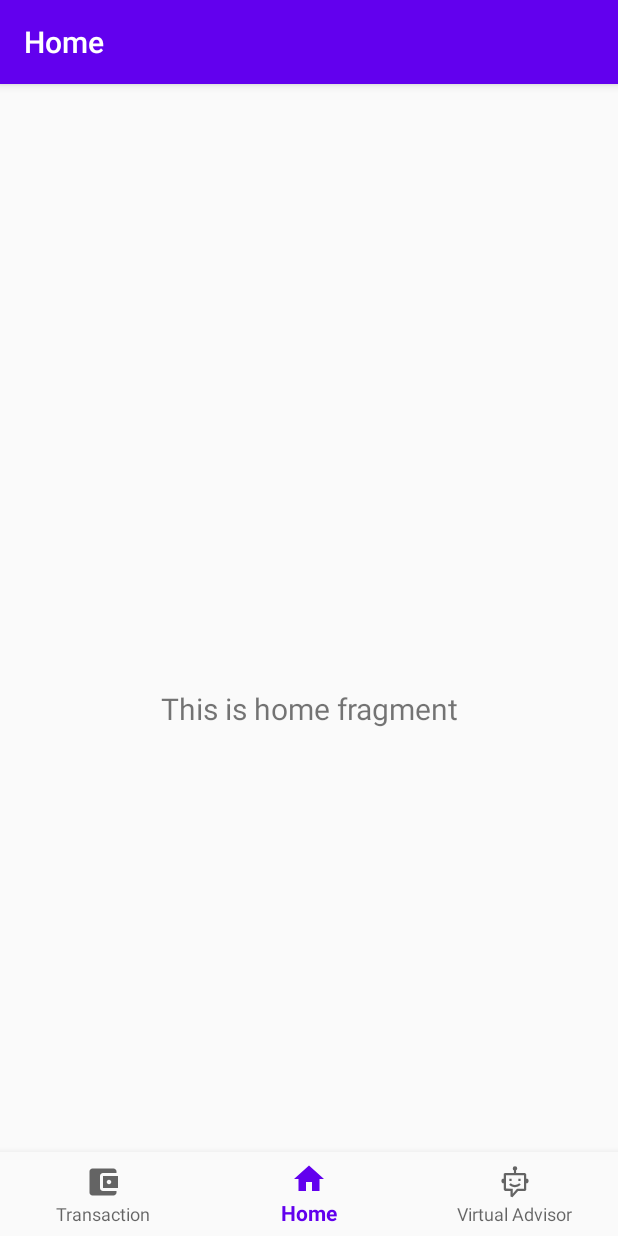
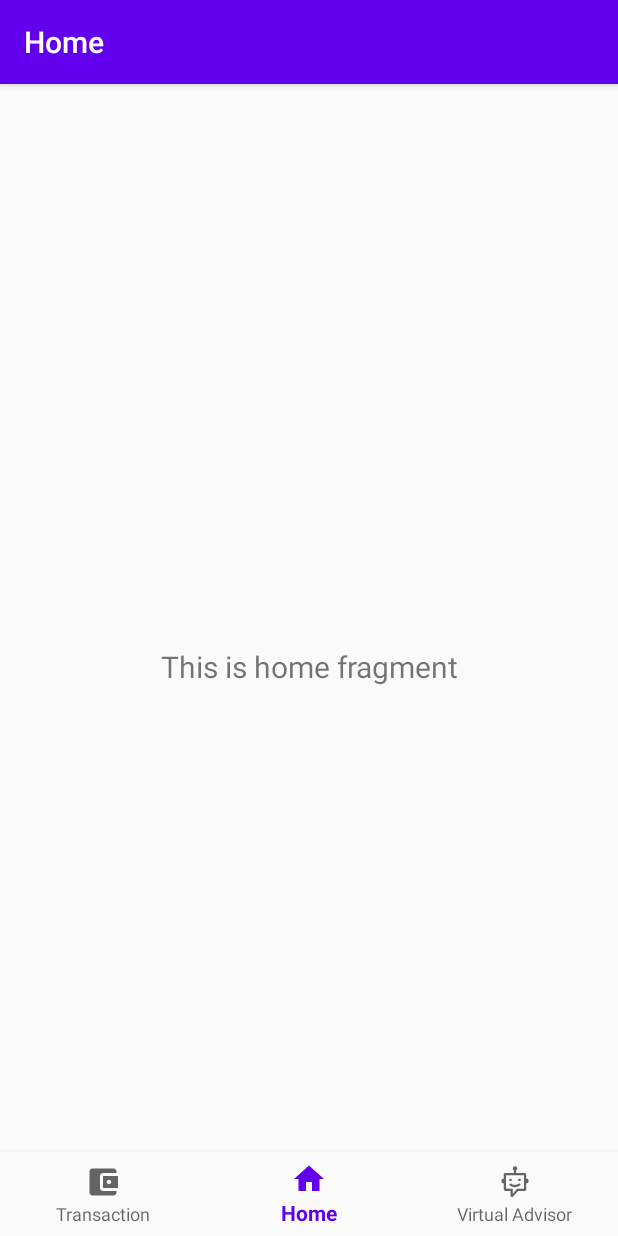
Before and after one commit to yap9911/MoneyMinder, an Android app: the screen it shows after launch (MainActivity), on a phone screen of 412 x 824 dp. Run offline under Robolectric (Android 15) with nearby library versions, the phone set to English and light mode, and no system bars; our stand-ins replace navigation-ui.

Commit message:
basic ui done

```diff
--- a/app/src/main/res/layout/activity_main.xml
+++ b/app/src/main/res/layout/activity_main.xml
@@ -3,8 +3,7 @@
     xmlns:app="http://schemas.android.com/apk/res-auto"
     android:id="@+id/container"
     android:layout_width="match_parent"
-    android:layout_height="match_parent"
-    android:paddingTop="?attr/actionBarSize">
+    android:layout_height="match_parent">
 
     <android.support.design.widget.BottomNavigationView
         android:id="@+id/nav_view"
@@ -25,9 +24,9 @@
         android:layout_height="match_parent"
         app:defaultNavHost="true"
         app:layout_constraintBottom_toTopOf="@id/nav_view"
+        app:layout_constraintHorizontal_bias="1.0"
         app:layout_constraintLeft_toLeftOf="parent"
         app:layout_constraintRight_toRightOf="parent"
-        app:layout_constraintTop_toTopOf="parent"
         app:navGraph="@navigation/mobile_navigation" />
 
 </android.support.constraint.ConstraintLayout>
```
Also changed, not shown: app/src/main/java/my/edu/utar/moneyminder/ui/VirtualAdvisor/VirtualAdvisorViewModel.java (deleted, +0 -19 lines).
